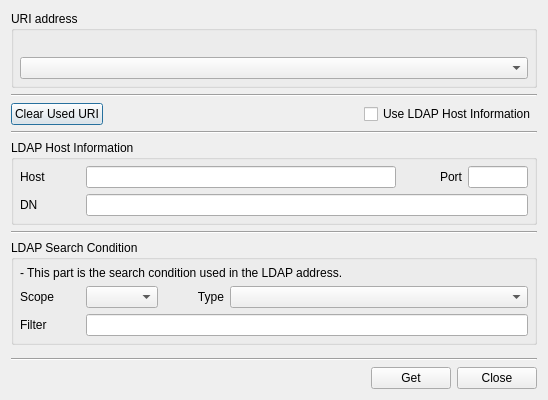
Old version of the form BerEditor/get_uri_dlg.ui in the repository jykim74/BerEditor.
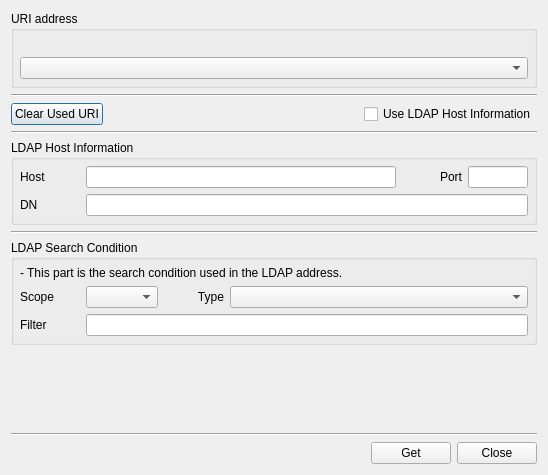
New version of the form.

Diff of the .ui file:
```diff
--- a/BerEditor/get_uri_dlg.ui
+++ b/BerEditor/get_uri_dlg.ui
@@ -7,7 +7,7 @@
     <x>0</x>
     <y>0</y>
     <width>548</width>
-    <height>400</height>
+    <height>475</height>
    </rect>
   </property>
   <property name="windowTitle">
```
Left out of the diff: 3 changed lines with no effect on the pictures.
